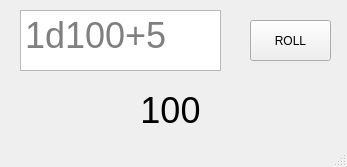
Before: the Qt Designer form mainwindow.ui in MarioBrum/RPGDice, drawn with Qt 5.
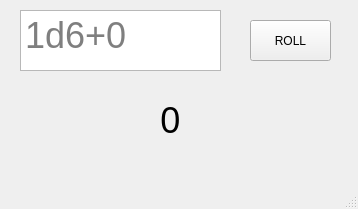
After: the same form once the commit is applied.

What changed in the file:
```diff
--- a/mainwindow.ui
+++ b/mainwindow.ui
@@ -6,8 +6,8 @@
    <rect>
     <x>0</x>
     <y>0</y>
-    <width>347</width>
-    <height>167</height>
+    <width>358</width>
+    <height>209</height>
    </rect>
   </property>
   <property name="windowTitle">
@@ -61,14 +61,14 @@
      <enum>Qt::ScrollBarPolicy::ScrollBarAlwaysOff</enum>
     </property>
     <property name="placeholderText">
-     <string>1d100+5</string>
+     <string>1d6+0</string>
     </property>
    </widget>
    <widget class="QLabel" name="result">
     <property name="geometry">
      <rect>
       <x>120</x>
-      <y>80</y>
+      <y>90</y>
       <width>101</width>
       <height>61</height>
      </rect>
@@ -86,7 +86,7 @@
      <set>Qt::InputMethodHint::ImhDigitsOnly</set>
     </property>
     <property name="text">
-     <string>100</string>
+     <string>0</string>
     </property>
     <property name="textFormat">
      <enum>Qt::TextFormat::PlainText</enum>
```
Left out of the diff: 4 changed lines with no effect on the pictures.
